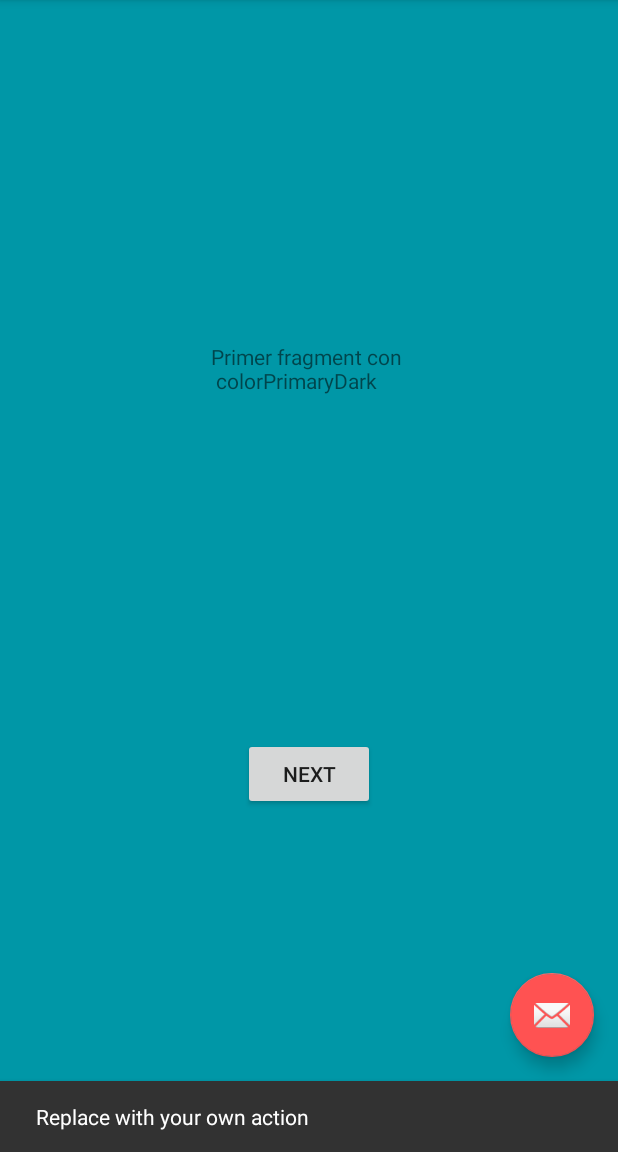
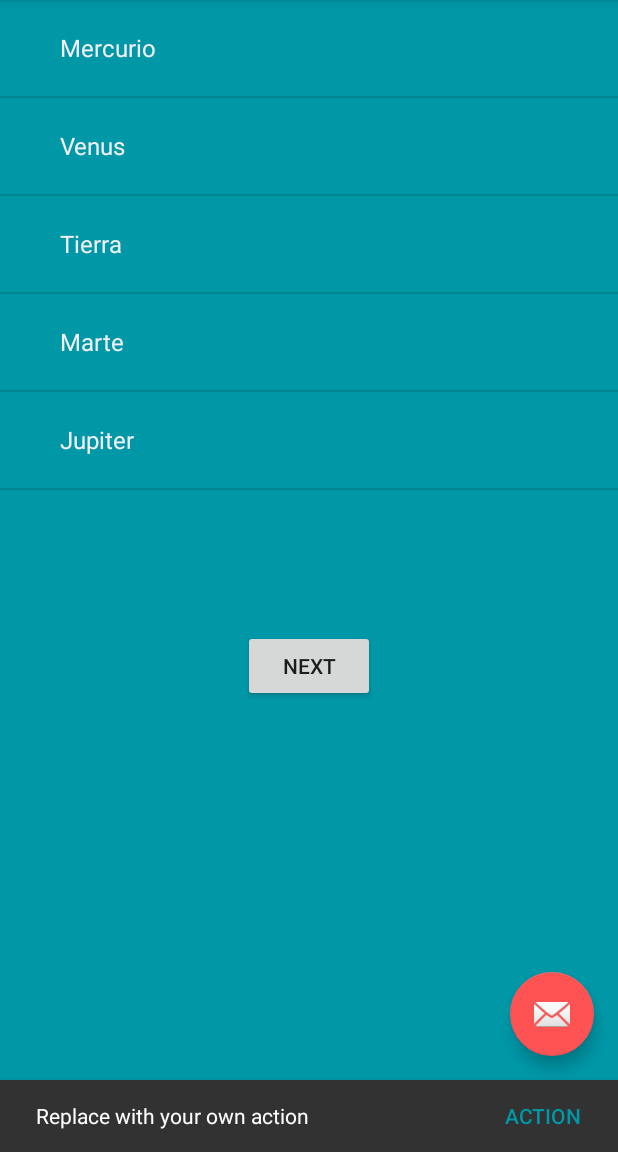
Before and after one commit to juanmrosas88/AprendiendoMaterialDesign, an Android app: the screen it shows after launch (MainActivity), after a tap on an icon or button, on a phone screen of 412 x 824 dp, the part 84-1236 px from its top. Run offline under Robolectric (Android 15) with nearby library versions, the phone set to English and light mode, and no system bars.

Commit message:
FirstFragment.java - agregue un SwipeRefreshLayout en este metodo onActivityCreated y cargo un List view con un listado planetas MainActivity.java - modifique el FAB fragment_first.xml - agregue el SwipeRefreshLayout Values - ahora tienen algunos valores extras

```diff
--- a/app/build.gradle
+++ b/app/build.gradle
@@ -24,6 +24,9 @@ android {
 
 dependencies {
     implementation fileTree(dir: "libs", include: ["*.jar"])
+    implementation "androidx.swiperefreshlayout:swiperefreshlayout:1.1.0"
+
+
     implementation 'androidx.appcompat:appcompat:1.2.0'
     implementation 'com.google.android.material:material:1.2.1'
     implementation 'androidx.constraintlayout:constraintlayout:2.0.1'
--- a/app/src/main/AndroidManifest.xml
+++ b/app/src/main/AndroidManifest.xml
@@ -10,6 +10,7 @@
         android:supportsRtl="true"
         android:theme="@style/AppTheme">
         <activity android:name=".ListadoMascotasActivity"></activity>
+        <activity android:name=".DetalleMascota"></activity>
         <activity
             android:name=".MainActivity"
             android:label="@string/app_name"
--- a/app/src/main/java/com/example/aprendiendomaterialdesign/FirstFragment.java
+++ b/app/src/main/java/com/example/aprendiendomaterialdesign/FirstFragment.java
@@ -4,12 +4,21 @@ import android.os.Bundle;
 import android.view.LayoutInflater;
 import android.view.View;
 import android.view.ViewGroup;
+import android.widget.Adapter;
+import android.widget.AdapterView;
+import android.widget.ArrayAdapter;
+import android.widget.ListView;
+import android.widget.Toast;
 
 import androidx.annotation.NonNull;
 import androidx.fragment.app.Fragment;
 import androidx.navigation.fragment.NavHostFragment;
+import androidx.swiperefreshlayout.widget.SwipeRefreshLayout;
 
 public class FirstFragment extends Fragment {
+    SwipeRefreshLayout sfiMiIndicadorRefresh;
+    ListView lstMiLista;
+    Adapter adapter;
 
     @Override
     public View onCreateView(
@@ -18,6 +27,7 @@ public class FirstFragment extends Fragment {
     ) {
         // Inflate the layout for this fragment
         return inflater.inflate(R.layout.fragment_first, container, false);
+
     }
 
     public void onViewCreated(@NonNull View view, Bundle savedInstanceState) {
@@ -28,7 +38,45 @@ public class FirstFragment extends Fragment {
             public void onClick(View view) {
                 NavHostFragment.findNavController(FirstFragment.this)
                         .navigate(R.id.action_FirstFragment_to_SecondFragment);
+
             }
         });
+
+
+    }
+    @Override
+    public void onActivityCreated(Bundle state) {
+        super.onActivityCreated(state);
+        lstMiLista = (ListView)getView().findViewById(R.id.lstMiLista);
+
+        String[] planetas = getResources().getStringArray(R.array.planetas);
+        ArrayAdapter<String> adapter = new ArrayAdapter<String>(getActivity().getApplicationContext(), android.R.layout.simple_expandable_list_item_1,planetas);
+        lstMiLista.setAdapter(adapter);
+        lstMiLista.setOnItemClickListener(new AdapterView.OnItemClickListener() {
+            @Override
+            public void onItemClick(AdapterView<?> parent, View view, int position, long id) {
+                Toast.makeText(getActivity().getApplicationContext(),String.valueOf(position),Toast.LENGTH_SHORT).show();
+
+            }
+        });
+
+        sfiMiIndicadorRefresh = (SwipeRefreshLayout)getView().findViewById(R.id.sfiMiIndicadorRefresh);
+
+
+        sfiMiIndicadorRefresh.setOnRefreshListener(new SwipeRefreshLayout.OnRefreshListener() {
+            @Override
+            public void onRefresh() {
+
+                refrescandoContenido();
+            }
+        });
+
+
+    }
+    public  void refrescandoContenido(){
+        String[] planetas = getResources().getStringArray(R.array.planetas);
+        ArrayAdapter<String> adapter = new ArrayAdapter<String>(getActivity().getApplicationContext(), android.R.layout.simple_expandable_list_item_1,planetas);
+        lstMiLista.setAdapter(adapter);
+        sfiMiIndicadorRefresh.setRefreshing(false);
     }
 }
--- a/app/src/main/java/com/example/aprendiendomaterialdesign/MainActivity.java
+++ b/app/src/main/java/com/example/aprendiendomaterialdesign/MainActivity.java
@@ -7,14 +7,19 @@ import com.google.android.material.snackbar.Snackbar;
 
 import androidx.appcompat.app.AppCompatActivity;
 import androidx.appcompat.widget.Toolbar;
+import androidx.swiperefreshlayout.widget.SwipeRefreshLayout;
 
 import android.view.View;
 
 import android.view.Menu;
 import android.view.MenuItem;
+import android.widget.Adapter;
+import android.widget.ArrayAdapter;
+import android.widget.ListView;
 import android.widget.Toast;
 
 public class MainActivity extends AppCompatActivity {
+
 
     @Override
     protected void onCreate(Bundle savedInstanceState) {
@@ -23,12 +28,26 @@ public class MainActivity extends AppCompatActivity {
         Toolbar toolbar = findViewById(R.id.toolbar);
         setSupportActionBar(toolbar);
 
+        agregarFAB();
+
+
+    }
+
+
+    public void agregarFAB() {
         FloatingActionButton fab = findViewById(R.id.fab);
         fab.setOnClickListener(new View.OnClickListener() {
             @Override
             public void onClick(View view) {
                 Snackbar.make(view, "Replace with your own action", Snackbar.LENGTH_LONG)
-                        .setAction("Action", null).show();
+                        .setAction("Action", new View.OnClickListener() {
+                            @Override
+                            public void onClick(View view) {
+                                Toast.makeText(MainActivity.this, "holitas", Toast.LENGTH_SHORT).show();
+                            }
+                        })
+                        .setActionTextColor(getResources().getColor(R.color.colorPrimaryDark))
+                        .show();
             }
         });
     }
--- a/app/src/main/res/layout/fragment_first.xml
+++ b/app/src/main/res/layout/fragment_first.xml
@@ -7,15 +7,27 @@
     tools:context=".FirstFragment"
     android:background="@color/colorPrimaryDark">
 
-    <TextView
-        android:id="@+id/textview_first"
-        android:layout_width="wrap_content"
+    <androidx.swiperefreshlayout.widget.SwipeRefreshLayout
+        android:id="@+id/sfiMiIndicadorRefresh"
+        android:layout_width="match_parent"
         android:layout_height="wrap_content"
-        android:text="Primer fragment con \n colorPrimaryDark"
-        app:layout_constraintBottom_toTopOf="@id/button_first"
-        app:layout_constraintEnd_toEndOf="parent"
-        app:layout_constraintStart_toStartOf="parent"
-        app:layout_constraintTop_toTopOf="parent" />
+        app:layout_constraintBottom_toBottomOf="parent"
+        app:layout_constraintTop_toTopOf="parent">
+
+        <ListView
+            android:id="@+id/lstMiLista"
+            android:layout_width="match_parent"
+            android:layout_height="wrap_content">
+
+
+        </ListView>
+
+
+    </androidx.swiperefreshlayout.widget.SwipeRefreshLayout>
+
+   <!-- android:layout_width="wrap_content" ANCHO
+    android:layout_height="wrap_content" ALTO -->
+
 
     <Button
         android:id="@+id/button_first"
@@ -25,5 +37,15 @@
         app:layout_constraintBottom_toBottomOf="parent"
         app:layout_constraintEnd_toEndOf="parent"
         app:layout_constraintStart_toStartOf="parent"
-        app:layout_constraintTop_toBottomOf="@id/textview_first" />
+        android:layout_marginBottom="300dp"
+       />
+
+    <Button
+        android:id="@+id/btnMiBoton"
+        android:layout_width="match_parent"
+        android:layout_height="wrap_content"
+        android:text="@string/texto_boton_click"
+        android:theme="@style/MiBotonRaised"
+        app:layout_constraintBottom_toBottomOf="parent" />
+
 </androidx.constraintlayout.widget.ConstraintLayout>
--- a/app/src/main/res/values/colors.xml
+++ b/app/src/main/res/values/colors.xml
@@ -3,4 +3,6 @@
 <color name="colorPrimary">#00BCD4</color>
 <color name="colorPrimaryDark">#0097A7</color>
 <color name="colorAccent">#FF5252</color>
+
+    <color name="colorBlanco">#FFFFFF</color>
 </resources>
--- a/app/src/main/res/values/strings.xml
+++ b/app/src/main/res/values/strings.xml
@@ -9,4 +9,13 @@
 
     <string name="hello_first_fragment">Hello first fragment</string>
     <string name="hello_second_fragment">Hello second fragment. Arg: %1$s</string>
+    <string name="texto_boton_click">Click</string>
+
+    <string-array name="planetas">
+        <item>Mercurio</item>
+        <item>Venus</item>
+        <item>Tierra</item>
+        <item>Marte</item>
+        <item>Jupiter</item>
+    </string-array>
 </resources>
--- a/app/src/main/res/values/styles.xml
+++ b/app/src/main/res/values/styles.xml
@@ -12,6 +12,13 @@
         <item name="windowNoTitle">true</item>
     </style>
 
+    <style name="MiBotonRaised" parent="Theme.AppCompat.Light">
+        <item name="colorButtonNormal">@color/colorAccent</item>
+        <item name="colorControlHighlight">@color/colorBlanco</item>
+        <item name="android:textColor">@color/colorBlanco</item>
+    </style>
+
+
     <style name="AppTheme.AppBarOverlay" parent="ThemeOverlay.AppCompat.Dark.ActionBar" />
 
     <style name="AppTheme.PopupOverlay" parent="ThemeOverlay.AppCompat.Light" />
```
